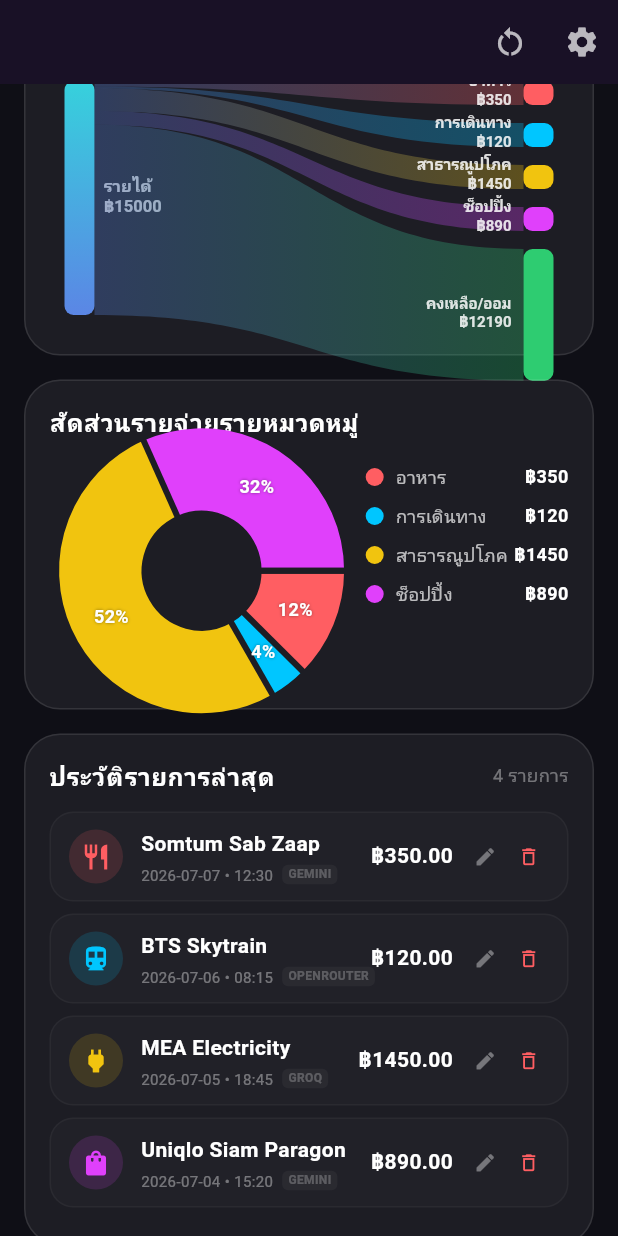
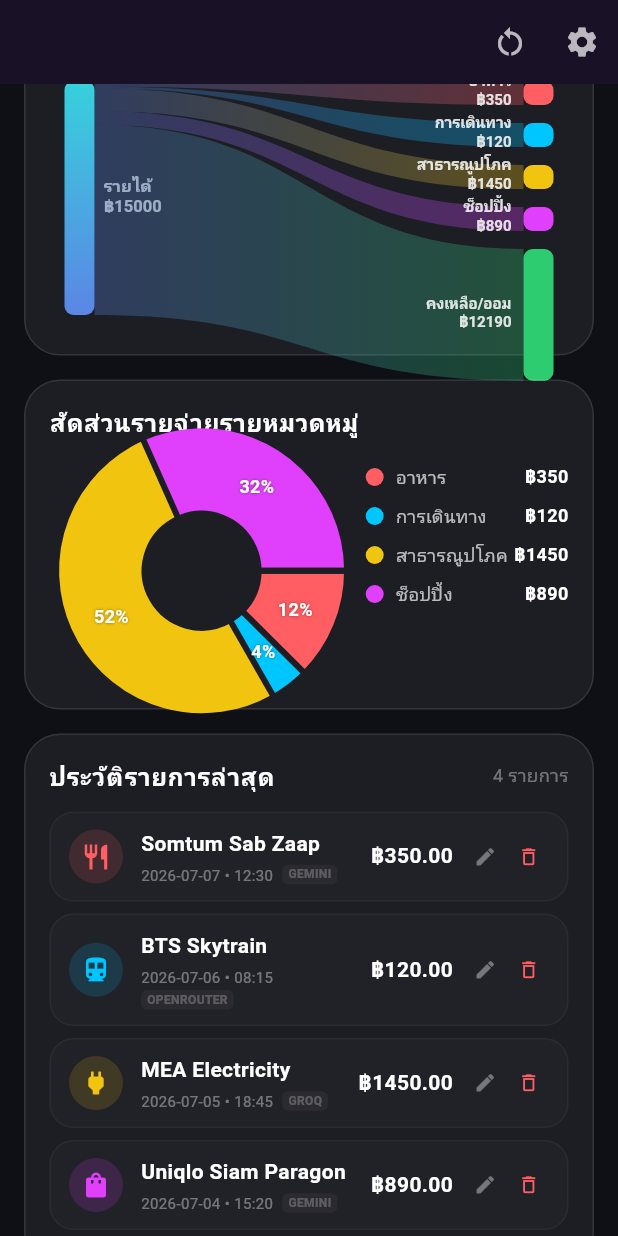
Before and after one commit to nathee-rua/Expense-Tracker, a Flutter app: the screen it shows after launch, scrolled down 576 dp, on a phone screen of 412 x 824 dp. Run offline on Flutter 3.47's test engine with Material 3 defaults, Android fonts, the phone set to English and light mode, and no system bars; drawn by our look-alikes of fl_chart; our stand-ins replace file_picker, image_picker, shared_preferences; missing offline and left inert: google_mlkit_text_recognition; network calls fail.

Commit message:
fix: Replace list item detail Row with Wrap to resolve layout overflow and remove debug overflow indicator

```diff
--- a/mobile/lib/widgets/expense_list_widget.dart
+++ b/mobile/lib/widgets/expense_list_widget.dart
@@ -119,13 +119,15 @@ class ExpenseListWidget extends StatelessWidget {
                   ),
                 ),
                 const SizedBox(height: 4),
-                Row(
+                 Wrap(
+                  spacing: 6,
+                  runSpacing: 2,
+                  crossAxisAlignment: WrapCrossAlignment.center,
                   children: [
                     Text(
                       "$dateStr • ${expense.transactionTime}",
                       style: const TextStyle(color: Colors.white38, fontSize: 10),
                     ),
-                    const SizedBox(width: 6),
                     // Small AI Badge
                     Container(
                       padding: const EdgeInsets.symmetric(horizontal: 4, vertical: 1),
```
Also changed, not shown: 1 other file.
